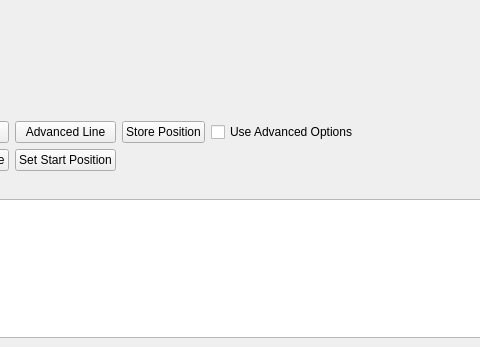
This is src/servoboard/servoboard_main.ui in jgen/ServoControl as Qt 5 draws it before an edit; both pictures show x 294 to 774 and y 93 to 440 of the 888 by 440 pixel window. The edited form follows.
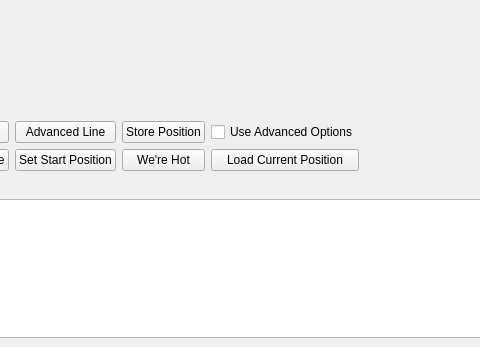
This is the edited form. Icons and pictures are not drawn.

Commit message: UI bug fixes, and adding live mode buttons

```diff
--- a/src/servoboard/servoboard_main.ui
+++ b/src/servoboard/servoboard_main.ui
@@ -236,6 +236,20 @@
        </property>
       </widget>
      </item>
+     <item row="4" column="4">
+      <widget class="QPushButton" name="btnHotModeStartStop">
+       <property name="text">
+        <string>We're Hot</string>
+       </property>
+      </widget>
+     </item>
+     <item row="4" column="5">
+      <widget class="QPushButton" name="btnLoadCurrent">
+       <property name="text">
+        <string>Load Current Position</string>
+       </property>
+      </widget>
+     </item>
     </layout>
    </item>
   </layout>
```
The commit also changes 3 other files.
